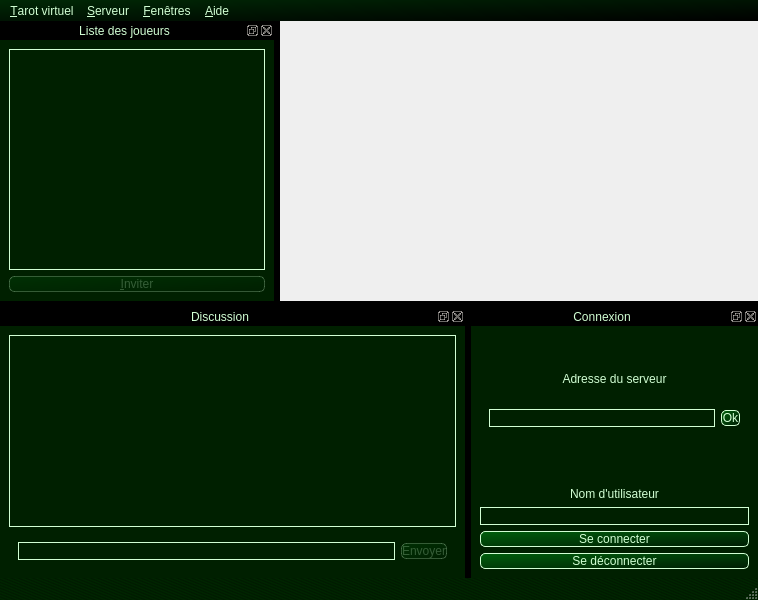
Before: the Qt Designer form src/client_qt/tarotv.ui in Gugurumbe/tarotv2, drawn with Qt 5.
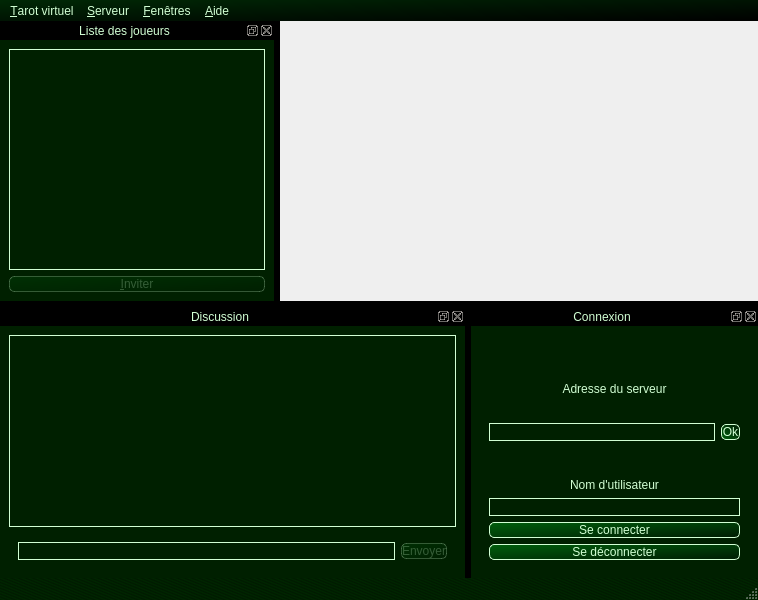
After: the same form once the commit is applied. Icons and pictures are not drawn. Custom widgets are drawn as their Qt base class.

```diff
--- a/src/client_qt/tarotv.ui
+++ b/src/client_qt/tarotv.ui
@@ -238,14 +238,56 @@
         </item>
         <item>
          <widget class="QPushButton" name="bouton_changer_serveur">
+          <property name="styleSheet">
+           <string notr="true">:checked{
+	border: 1px solid rgb(210, 255, 212);
+	border-radius: 5px;
+	padding: 0.5ex 1em;
+	background-color: qlineargradient(spread:pad, x1:0, y1:1, x2:1, y2:0, stop:0 rgba(0, 94, 12, 255), stop:1 rgba(0, 29, 3, 255));
+	color: rgb(210, 255, 212);
+}
+:hover{
+	background-color: rgb(210, 255, 212);
+	color: rgb(0, 32, 0);
+}
+:pressed{
+	background-color: qlineargradient(spread:pad, x1:0, y1:1, x2:1, y2:0, stop:0 rgba(0, 94, 12, 255), stop:1 rgba(0, 29, 3, 255));
+	color: rgb(210, 255, 212);
+}
+:disabled{
+	background-color: qlineargradient(spread:pad, x1:0, y1:0, x2:1, y2:1, stop:0 rgba(0, 94, 12, 64), stop:1 rgba(0, 29, 3, 64));
+	border: 1px solid rgba(210, 255, 212, 64);
+	color: rgba(210, 255, 212, 64);
+	padding: 0.5ex 1em;
+}
+* {
+	background-color: qlineargradient(spread:pad, x1:0, y1:0, x2:1, y2:1, stop:0 rgba(94, 0, 12, 255), stop:1 rgba(29, 0, 3, 255));
+	border: 1px solid rgb(255, 210, 212);
+	color: red;
+	border-radius: 5px;
+	padding: 0.5ex 1em;
+}</string>
+          </property>
           <property name="text">
            <string>Ok</string>
           </property>
+          <property name="checkable">
+           <bool>true</bool>
+          </property>
+          <property name="checked">
+           <bool>true</bool>
+          </property>
+          <property name="flat">
+           <bool>false</bool>
+          </property>
          </widget>
         </item>
        </layout>
       </widget>
      </item>
+     <item>
+      <widget class="QWidget" name="conteneur_identification" native="true">
+       <layout class="QVBoxLayout" name="verticalLayout_4">
      <item>
       <widget class="QLabel" name="label_2">
        <property name="text">
@@ -281,6 +323,9 @@
      </item>
     </layout>
    </widget>
+     </item>
+    </layout>
+   </widget>
   </widget>
   <widget class="QDockWidget" name="dock_liste_joueurs">
    <property name="styleSheet">
```
Left out of the diff: 186 changed lines with no effect on the pictures. Lines whose indentation alone changed are shown as unchanged.
